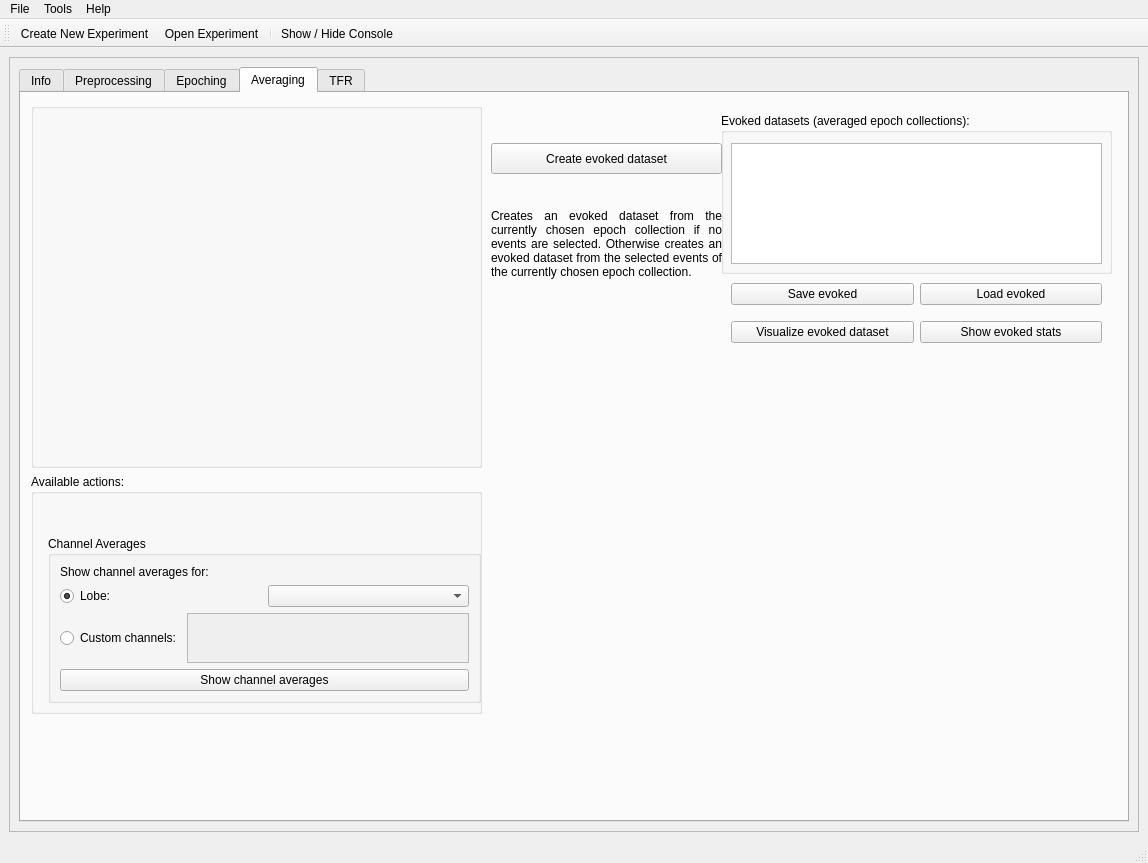
The window that meggie/ui/qt4Designer_ui_files/mainWindow.ui (cibr-jyu/meggie) describes before a commit, drawn with Qt 5.
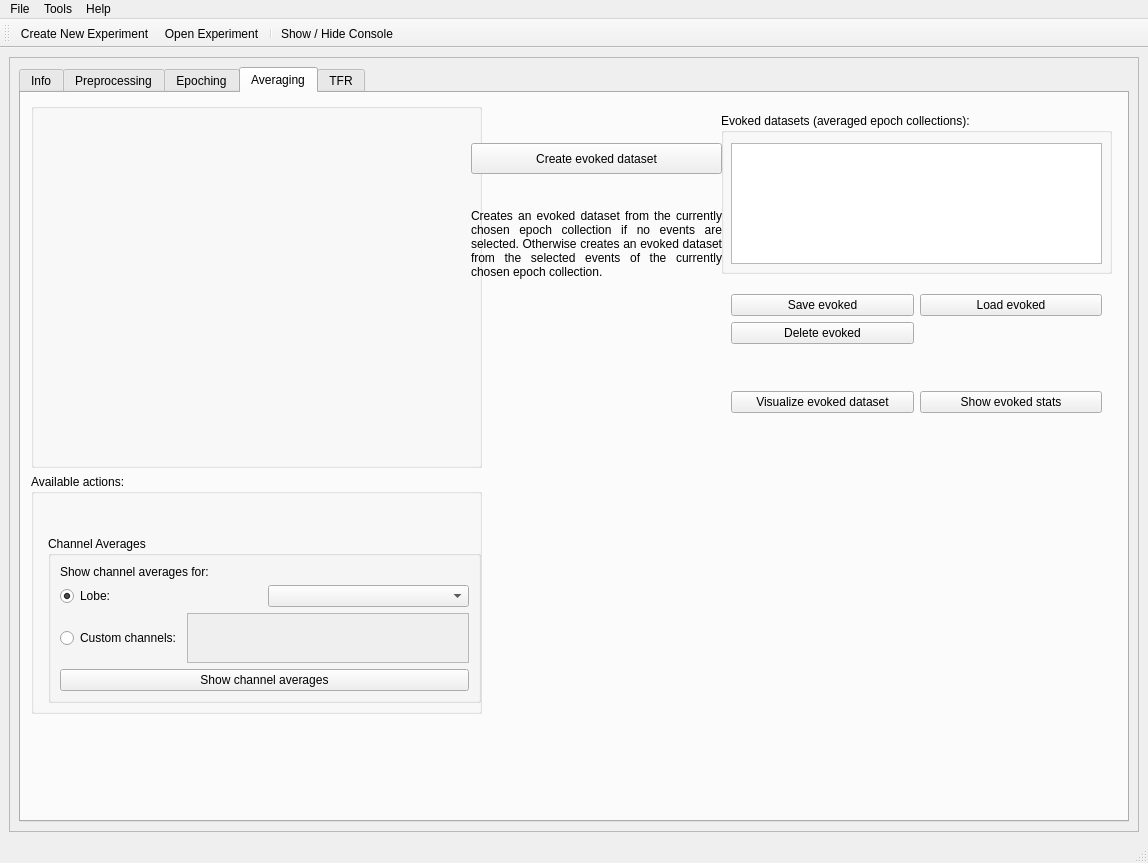
The same window after the commit.

Commit message: Added loab button for evokeds, not functional yet.

```diff
--- a/meggie/ui/qt4Designer_ui_files/mainWindow.ui
+++ b/meggie/ui/qt4Designer_ui_files/mainWindow.ui
@@ -1874,9 +1874,9 @@
              <widget class="QPushButton" name="pushButtonCreateEvoked">
               <property name="geometry">
                <rect>
-                <x>470</x>
+                <x>450</x>
                 <y>50</y>
-                <width>231</width>
+                <width>251</width>
                 <height>31</height>
                </rect>
               </property>
@@ -1899,9 +1899,9 @@
              <widget class="QLabel" name="label">
               <property name="geometry">
                <rect>
-                <x>470</x>
+                <x>450</x>
                 <y>80</y>
-                <width>231</width>
+                <width>251</width>
                 <height>141</height>
                </rect>
               </property>
@@ -1924,20 +1924,27 @@
                 <x>710</x>
                 <y>180</y>
                 <width>371</width>
-                <height>80</height>
+                <height>161</height>
                </rect>
               </property>
               <layout class="QVBoxLayout" name="verticalLayout_6">
                <item>
-                <layout class="QHBoxLayout" name="horizontalLayout_2">
-                 <item>
+                <layout class="QGridLayout" name="gridLayout">
+                 <item row="0" column="0">
                   <widget class="QPushButton" name="pushButtonSaveEvoked">
                    <property name="text">
                     <string>Save evoked</string>
                    </property>
                   </widget>
                  </item>
-                 <item>
+                 <item row="1" column="0">
+                  <widget class="QPushButton" name="pushButtonDeleteEvoked">
+                   <property name="text">
+                    <string>Delete evoked</string>
+                   </property>
+                  </widget>
+                 </item>
+                 <item row="0" column="1">
                   <widget class="QPushButton" name="pushButtonLoadEvoked">
                    <property name="text">
                     <string>Load evoked</string>
@@ -1946,6 +1953,19 @@
                  </item>
                 </layout>
                </item>
+               <item>
+                <spacer name="horizontalSpacer_2">
+                 <property name="orientation">
+                  <enum>Qt::Horizontal</enum>
+                 </property>
+                 <property name="sizeHint" stdset="0">
+                  <size>
+                   <width>40</width>
+                   <height>20</height>
+                  </size>
+                 </property>
+                </spacer>
+               </item>
                <item>
                 <layout class="QHBoxLayout" name="horizontalLayout_10">
                  <item>
```
Left out of the diff: 6 changed lines with no effect on the pictures. The commit also changes 2 other files.
